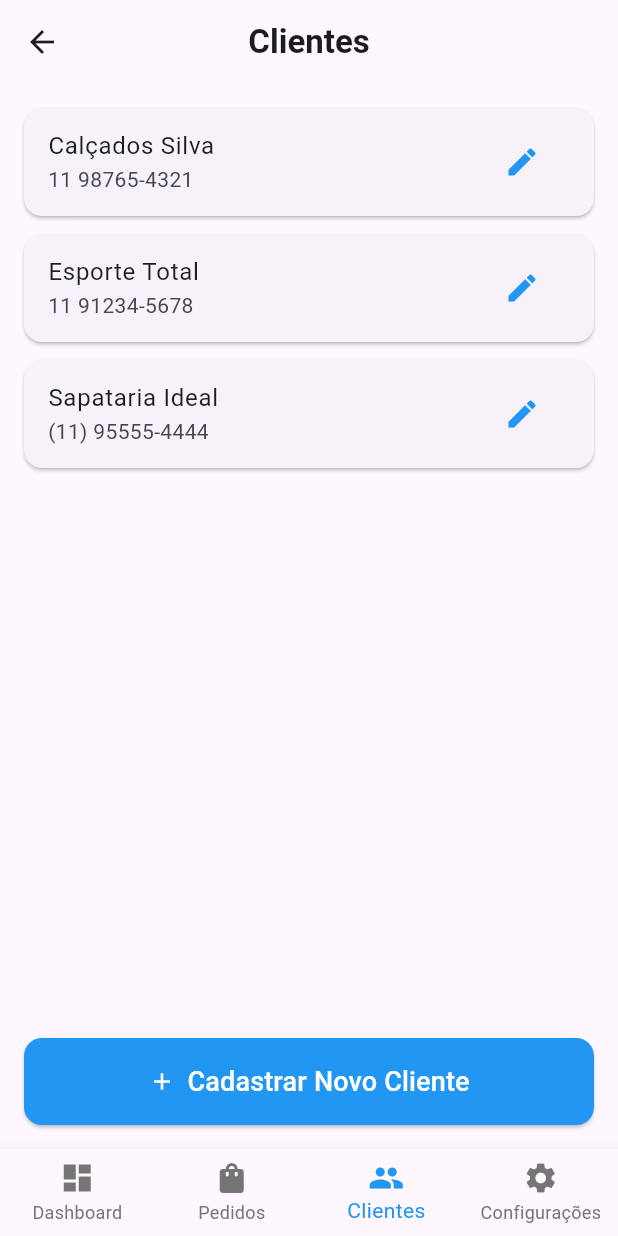
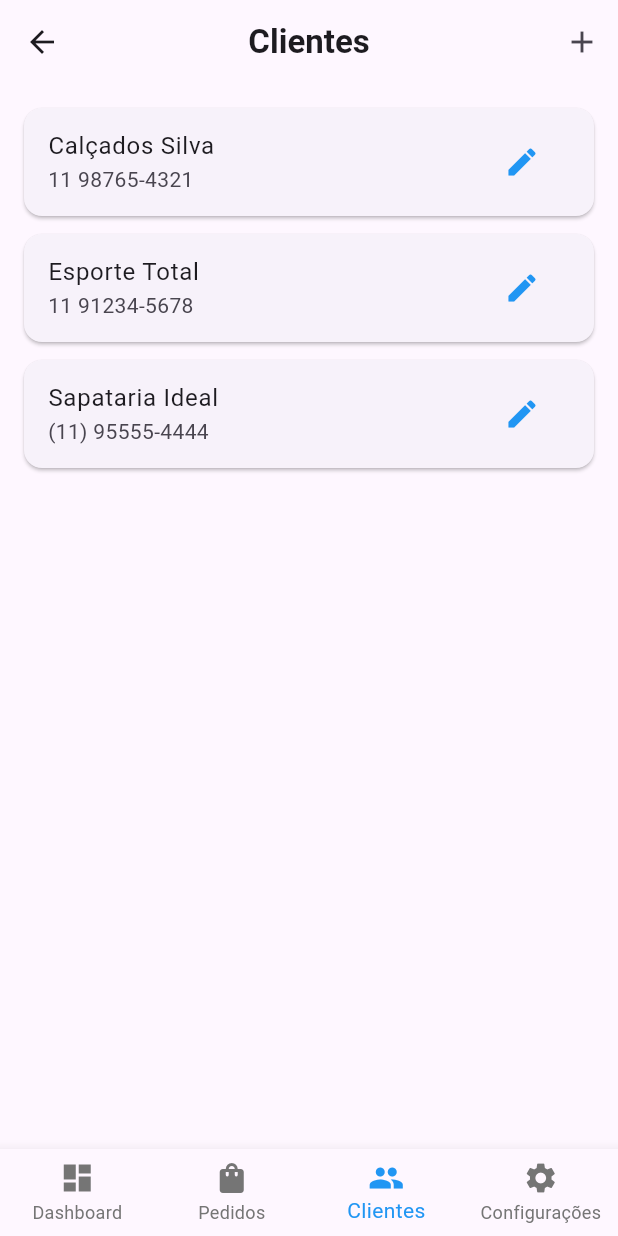
Before and after one commit to DevSamuel06/FootFlow, a Flutter app: the ClientesScreen screen opened by its route, on a phone screen of 412 x 824 dp. Run offline on Flutter 3.47's test engine with Material 3 defaults, Android fonts, the phone set to English and light mode, and no system bars.

Commit message:
feat:  adding client editing functionality

```diff
--- a/lib/models/cliente.dart
+++ b/lib/models/cliente.dart
@@ -1,7 +1,7 @@
 class Cliente {
   final String id;
-  final String nome;
-  final String telefone;
+  String nome;
+  String telefone;
 
   Cliente({
     required this.id,
--- a/lib/views/clientes_screen.dart
+++ b/lib/views/clientes_screen.dart
@@ -2,6 +2,7 @@ import 'package:flutter/material.dart';
 import 'package:provider/provider.dart';
 import '../controllers/cliente_controller.dart';
 import '../widgets/bottom_nav_bar.dart';
+import 'new_client_screen.dart'; // Importe a tela de cliente
 
 class ClientesScreen extends StatelessWidget {
   const ClientesScreen({super.key});
@@ -12,18 +13,25 @@ class ClientesScreen extends StatelessWidget {
 
     return Scaffold(
       appBar: AppBar(
-        title: const Text(
-          'Clientes',
-          style: TextStyle(fontWeight: FontWeight.bold),
+        title: const Text('Clientes', style: TextStyle(fontWeight: FontWeight.bold)),
+        centerTitle: true,
+        actions: [
+          IconButton(
+            icon: const Icon(Icons.add),
+            onPressed: () {
+              // Navega para a tela de Novo Cliente SEM passar um cliente
+              Navigator.push(
+                context,
+                MaterialPageRoute(
+                  builder: (context) => const NewClientScreen(),
                 ),
-        centerTitle: true,
+              );
+            },
           ),
-      body: Padding(
+        ],
+      ),
+      body: ListView.builder(
         padding: const EdgeInsets.all(16.0),
-        child: Column(
-          children: [
-            Expanded(
-              child: ListView.builder(
         itemCount: clienteController.clientes.length,
         itemBuilder: (context, index) {
           final cliente = clienteController.clientes[index];
@@ -35,39 +43,19 @@ class ClientesScreen extends StatelessWidget {
               trailing: IconButton(
                 icon: const Icon(Icons.edit, color: Colors.blue),
                 onPressed: () {
-                          // Ação para editar o cliente
+                  // Navega para a tela de Editar Cliente PASSANDO o cliente
+                  Navigator.push(
+                    context,
+                    MaterialPageRoute(
+                      builder: (context) => NewClientScreen(clienteParaEdicao: cliente),
+                    ),
+                  );
                 },
               ),
             ),
           );
         },
       ),
-            ),
-            const SizedBox(height: 16.0),
-            SizedBox(
-              width: double.infinity,
-              child: ElevatedButton.icon(
-                onPressed: () {
-                  Navigator.pushNamed(context, '/new-client');
-                },
-                icon: const Icon(Icons.add),
-                label: const Text(
-                  'Cadastrar Novo Cliente',
-                  style: TextStyle(fontSize: 18),
-                ),
-                style: ElevatedButton.styleFrom(
-                  foregroundColor: Colors.white,
-                  backgroundColor: Colors.blue,
-                  padding: const EdgeInsets.symmetric(vertical: 16.0),
-                  shape: RoundedRectangleBorder(
-                    borderRadius: BorderRadius.circular(12.0),
-                  ),
-                ),
-              ),
-            ),
-          ],
-        ),
-      ),
       bottomNavigationBar: const BottomNavBar(currentIndex: 2),
     );
   }
```
Also changed, not shown: lib/controllers/cliente_controller.dart (+10 -0 lines), lib/views/new_client_screen.dart (+39 -10 lines), 1 other file. Lines whose indentation alone changed are shown as unchanged.
